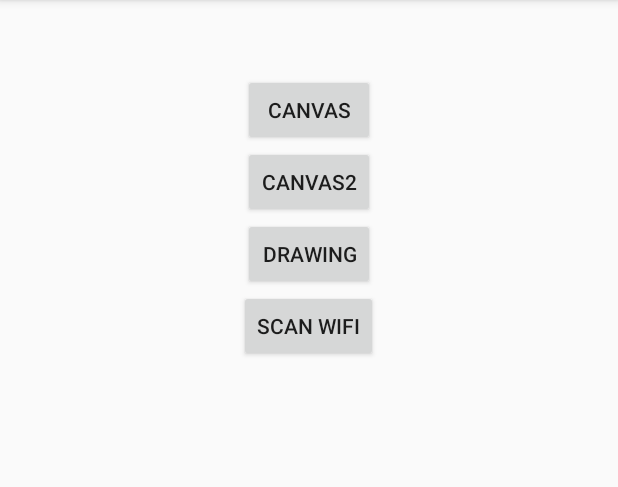
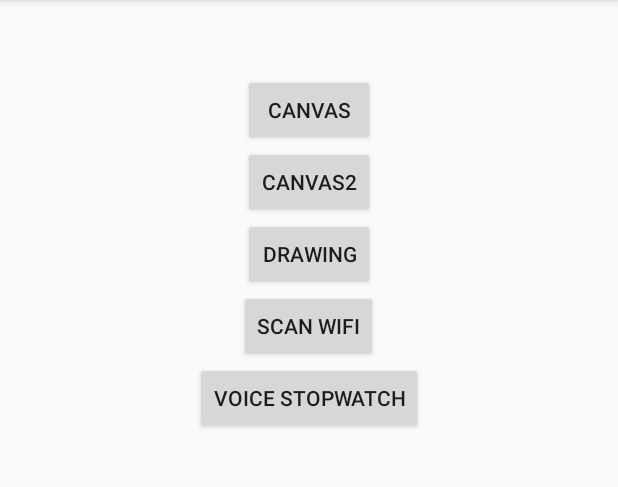
Before and after one commit to xrotkart/helpful, an Android app: the screen it shows after launch (MainActivity), on a phone screen of 412 x 824 dp, the part 84-571 px from its top. Run offline under Robolectric (Android 15) with nearby library versions, the light colour scheme and no system bars.

Commit message:
Dodany projekt stopera głosowego

```diff
--- a/GithubProjv1/app/src/main/AndroidManifest.xml
+++ b/GithubProjv1/app/src/main/AndroidManifest.xml
@@ -32,6 +32,10 @@
             android:name=".WifiScanResults"
             android:label="@string/app_name" >
         </activity>
+        <activity
+            android:name=".VoiceStopwatch"
+            android:label="@string/app_name" >
+        </activity>
     </application>
 
 </manifest>
--- a/GithubProjv1/app/src/main/java/pl/slivka/githubprojv1/MainActivity.java
+++ b/GithubProjv1/app/src/main/java/pl/slivka/githubprojv1/MainActivity.java
@@ -44,5 +44,13 @@
                 startActivity(intent);
             }
         });
+        Button button5 = (Button) findViewById(R.id.button5);
+        button5.setOnClickListener(new View.OnClickListener() {
+            @Override
+            public void onClick(View v) {
+                Intent intent = new Intent(MainActivity.this, VoiceStopwatch.class);
+                startActivity(intent);
+            }
+        });
     }
 }
--- a/GithubProjv1/app/src/main/res/layout/activity_main.xml
+++ b/GithubProjv1/app/src/main/res/layout/activity_main.xml
@@ -6,14 +6,26 @@
     android:paddingTop="@dimen/activity_vertical_margin"
     android:paddingBottom="@dimen/activity_vertical_margin" tools:context=".MainActivity">
 
+    <ScrollView
+        android:layout_width="fill_parent"
+        android:layout_height="fill_parent"
+        android:id="@+id/scrollView"
+        android:layout_alignParentTop="true"
+        android:layout_alignParentLeft="true"
+        android:layout_alignParentStart="true" >
+
+        <LinearLayout
+            android:orientation="vertical"
+            android:layout_width="fill_parent"
+            android:layout_height="fill_parent">
+
             <Button
                 android:layout_width="wrap_content"
                 android:layout_height="wrap_content"
                 android:text="Canvas"
                 android:id="@+id/button"
-        android:layout_below="@+id/textView"
-        android:layout_centerHorizontal="true"
-        android:layout_marginTop="33dp" />
+                android:layout_marginTop="33dp"
+                android:layout_gravity="center_horizontal" />
 
             <Button
                 android:layout_width="wrap_content"
@@ -21,7 +33,7 @@
                 android:text="Canvas2"
                 android:id="@+id/button2"
                 android:layout_below="@+id/button"
-        android:layout_centerHorizontal="true" />
+                android:layout_gravity="center_horizontal" />
 
             <Button
                 android:layout_width="wrap_content"
@@ -29,7 +41,7 @@
                 android:text="Drawing"
                 android:id="@+id/button3"
                 android:layout_below="@+id/button2"
-        android:layout_centerHorizontal="true" />
+                android:layout_gravity="center_horizontal" />
 
             <Button
                 android:layout_width="wrap_content"
@@ -37,5 +49,15 @@
                 android:text="Scan wifi"
                 android:id="@+id/button4"
                 android:layout_below="@+id/button3"
-        android:layout_centerHorizontal="true" />
+                android:layout_gravity="center_horizontal" />
+
+            <Button
+                android:layout_width="wrap_content"
+                android:layout_height="wrap_content"
+                android:text="Voice stopwatch"
+                android:id="@+id/button5"
+                android:layout_below="@+id/button4"
+                android:layout_gravity="center_horizontal" />
+        </LinearLayout>
+    </ScrollView>
 </RelativeLayout>
```
Also changed, not shown: GithubProjv1/app/src/main/java/pl/slivka/githubprojv1/VoiceStopwatch.java (added, +140 -0 lines), GithubProjv1/app/src/main/res/layout/stopwatch_activity.xml (added, +33 -0 lines). Lines whose indentation alone changed are shown as unchanged.
